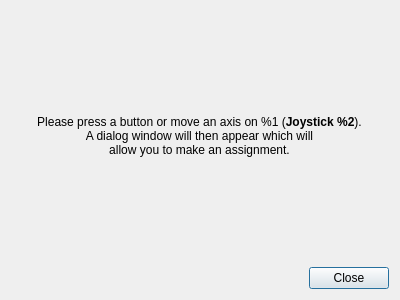
The window that src/quicksetdialog.ui (AntiMicroX/antimicrox) describes before a commit, drawn with Qt 5.
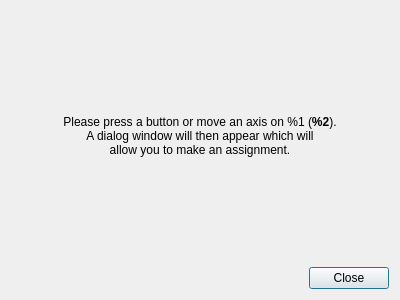
The same window after the commit.

Diff of the .ui file:
```diff
--- a/src/quicksetdialog.ui
+++ b/src/quicksetdialog.ui
@@ -20,7 +20,7 @@
    <item alignment="Qt::AlignHCenter">
     <widget class="QLabel" name="joystickDialogLabel">
      <property name="text">
-      <string>&lt;html&gt;&lt;head/&gt;&lt;body&gt;&lt;p&gt;Please press a button or move an axis on %1 (&lt;span style=&quot; font-weight:600;&quot;&gt;Joystick %2&lt;/span&gt;).&lt;br/&gt;A dialog window will then appear which will&lt;br/&gt;allow you to make an assignment.&lt;/p&gt;&lt;/body&gt;&lt;/html&gt;</string>
+      <string>&lt;html&gt;&lt;head/&gt;&lt;body&gt;&lt;p&gt;Please press a button or move an axis on %1 (&lt;span style=&quot; font-weight:600;&quot;&gt;%2&lt;/span&gt;).&lt;br/&gt;A dialog window will then appear which will&lt;br/&gt;allow you to make an assignment.&lt;/p&gt;&lt;/body&gt;&lt;/html&gt;</string>
      </property>
      <property name="alignment">
       <set>Qt::AlignCenter</set>
```
